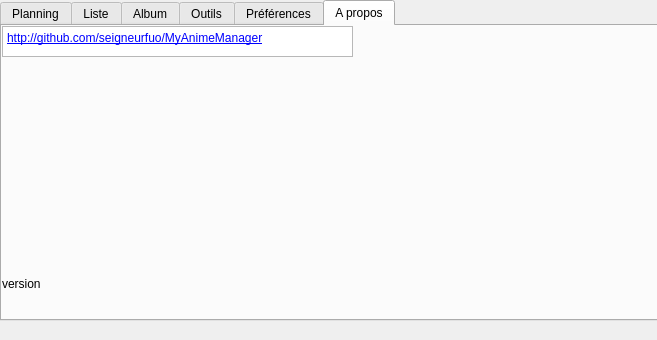
First picture: the form in data/gui.ui, repository seigneurfuo/MyAnimeManager, before the edit.
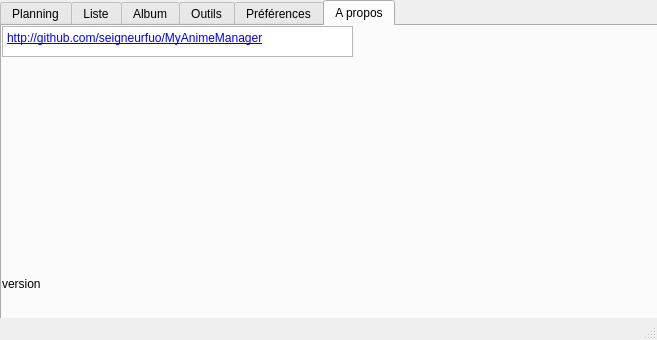
Second picture: the form after the edit. The open tabs and pages were chosen to show the change. Icons and pictures are not drawn.

Commit message: Ajout d'une barre de status

```diff
--- a/data/gui.ui
+++ b/data/gui.ui
@@ -1543,20 +1543,8 @@
      </widget>
     </widget>
    </widget>
-   <widget class="QLabel" name="barreDeStatus">
-    <property name="geometry">
-     <rect>
-      <x>10</x>
-      <y>320</y>
-      <width>641</width>
-      <height>16</height>
-     </rect>
-    </property>
-    <property name="text">
-     <string/>
-    </property>
-   </widget>
   </widget>
+  <widget class="QStatusBar" name="barreDeStatus"/>
  </widget>
  <tabstops>
   <tabstop>tabWidget</tabstop>
```
Left out of the diff: 4 changed lines with no effect on the pictures.
